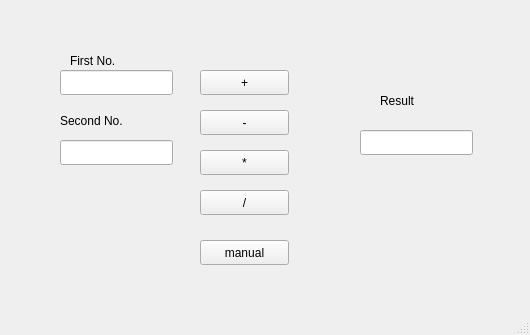
The window that 17_qt_cpp/01_demo/mainwindow.ui (glasachin/emb_logic) describes before a commit, drawn with Qt 5.
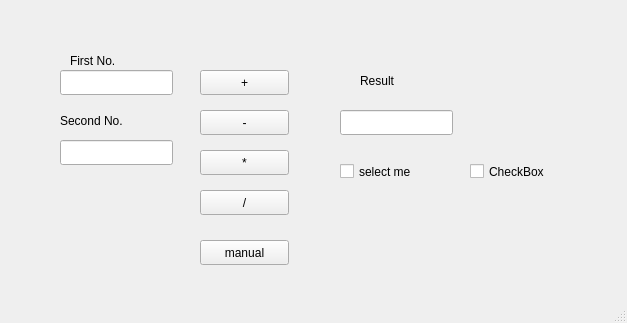
The same window after the commit.

```diff
--- a/17_qt_cpp/01_demo/mainwindow.ui
+++ b/17_qt_cpp/01_demo/mainwindow.ui
@@ -6,8 +6,8 @@
    <rect>
     <x>0</x>
     <y>0</y>
-    <width>530</width>
-    <height>335</height>
+    <width>627</width>
+    <height>323</height>
    </rect>
   </property>
   <property name="windowTitle">
@@ -115,8 +115,8 @@
    <widget class="QLabel" name="label_3">
     <property name="geometry">
      <rect>
-      <x>380</x>
-      <y>90</y>
+      <x>360</x>
+      <y>70</y>
       <width>81</width>
       <height>21</height>
      </rect>
@@ -128,8 +128,8 @@
    <widget class="QLineEdit" name="txtResult">
     <property name="geometry">
      <rect>
-      <x>360</x>
-      <y>130</y>
+      <x>340</x>
+      <y>110</y>
       <width>113</width>
       <height>25</height>
      </rect>
@@ -164,6 +164,32 @@
      <string>manual</string>
     </property>
    </widget>
+   <widget class="QCheckBox" name="checkBox">
+    <property name="geometry">
+     <rect>
+      <x>340</x>
+      <y>160</y>
+      <width>92</width>
+      <height>23</height>
+     </rect>
+    </property>
+    <property name="text">
+     <string>select me</string>
+    </property>
+   </widget>
+   <widget class="QCheckBox" name="checkBox_2">
+    <property name="geometry">
+     <rect>
+      <x>470</x>
+      <y>160</y>
+      <width>92</width>
+      <height>23</height>
+     </rect>
+    </property>
+    <property name="text">
+     <string>CheckBox</string>
+    </property>
+   </widget>
   </widget>
   <widget class="QMenuBar" name="menubar">
    <property name="geometry">
```
Left out of the diff: 34 changed lines with no effect on the pictures.
